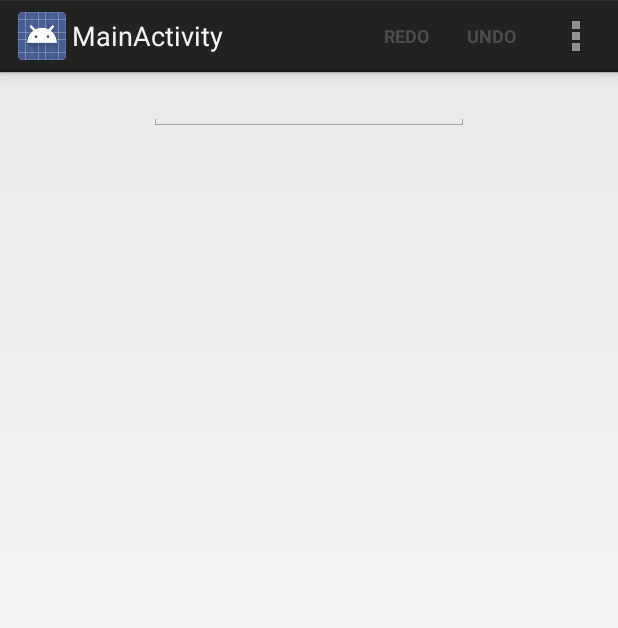
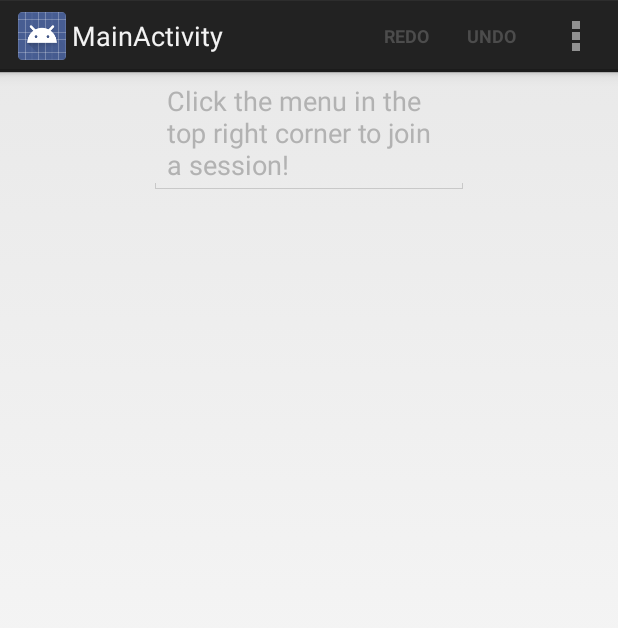
Before and after one commit to johntyu/EECS441WeWrtie, an Android app: the screen it shows after launch (MainActivity), on a phone screen of 412 x 824 dp. Shown: the top 628 px of the screen. Run offline under Robolectric (Android 15) with nearby library versions, the phone set to English and light mode, and no system bars.

Commit message:
added messages disabling textbo

```diff
--- a/app/src/main/res/layout/activity_main.xml
+++ b/app/src/main/res/layout/activity_main.xml
@@ -8,6 +8,8 @@
         android:layout_height="wrap_content"
         android:layout_alignParentTop="true"
         android:layout_centerHorizontal="true"
+        android:text="Click the menu in the top right corner to join a session!"
+        android:enabled="false"
         android:ems="10"
         android:inputType="textMultiLine|textNoSuggestions" >
         <requestFocus />
--- a/app/src/main/res/menu/activity_main.xml
+++ b/app/src/main/res/menu/activity_main.xml
@@ -12,10 +12,6 @@
         <item android:id="@+id/action_leave_session"
             android:title="Leave Session"
             android:orderInCategory="500"
-            android:showAsAction="never" />
-        <item android:id="@+id/action_end_session"
-            android:title="End Session"
-            android:orderInCategory="600"
             android:showAsAction="never" />
     </group>
 
```
Also changed, not shown: app/src/main/java/edu/umich/imlc/collabrify/collabrify_dummy_app/MainActivity.java (+22 -2 lines), 16 other files.
